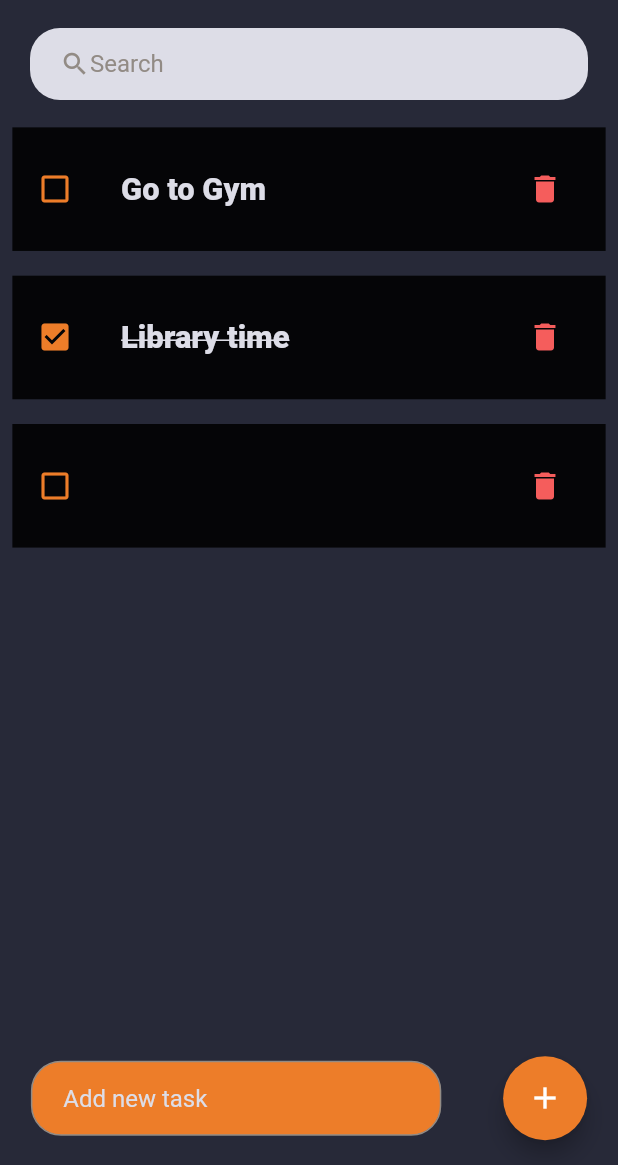
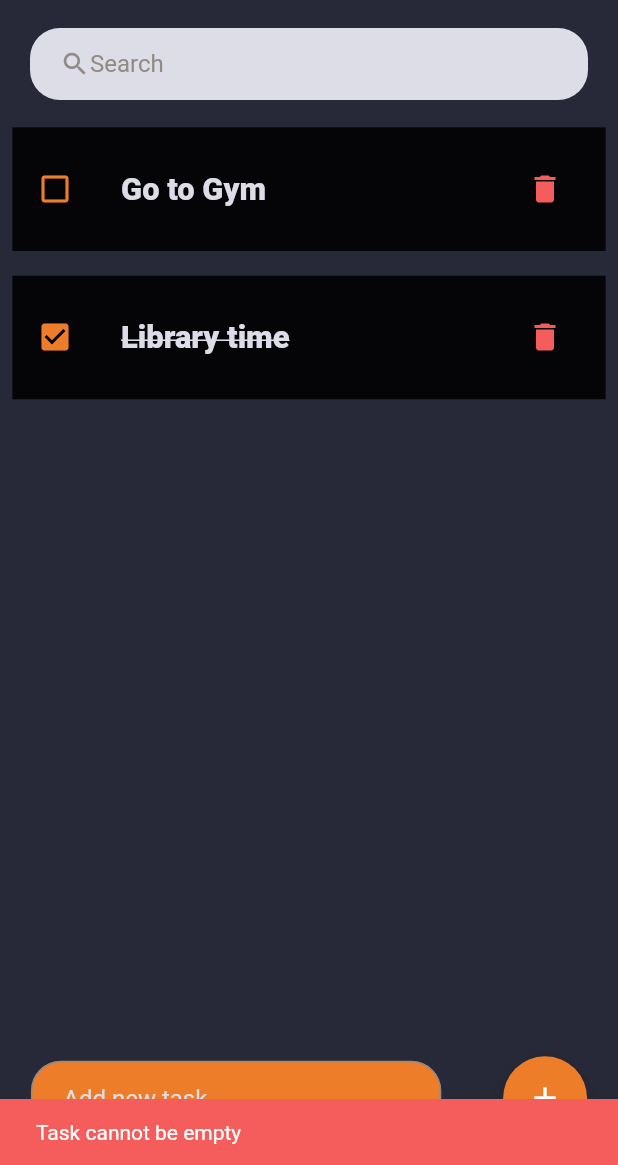
Before and after one commit to Ashish6745/task-app-with-flutter, a Flutter app: the screen it shows after launch, after a tap on the "add" icon, on a phone screen of 412 x 824 dp, the part 71-1236 px from its top. Run offline on Flutter 3.47's test engine with Material 2 defaults, Android fonts, the phone set to English and light mode, and no system bars.

Commit message:
"second commit"

```diff
--- a/lib/screens/home.dart
+++ b/lib/screens/home.dart
@@ -127,6 +127,16 @@ class _HomeState extends State<Home> {
 
   // adding new task
   void addToDoItem(String todo) {
+    if (todo.isEmpty) {
+      // Show an error message or snackbar indicating that the task cannot be empty
+      ScaffoldMessenger.of(context).showSnackBar(
+        const SnackBar(
+          content: Text('Task cannot be empty'),
+          backgroundColor: warningColor,
+        ),
+      );
+      return;
+    }
     setState(() {
       todoList.add(Todo(
         id: DateTime.now().millisecondsSinceEpoch.toString(),
@@ -134,7 +144,15 @@ class _HomeState extends State<Home> {
       ));
     });
     _todoController.clear();
+    // Show a snackbar after adding the task
+    ScaffoldMessenger.of(context).showSnackBar(
+      const SnackBar(
+        content: Text('Task added successfully!'),
+        backgroundColor: Colors.green,
+      ),
+    );
   }
+
 
   AppBar buildAppBar() {
     return AppBar(
@@ -161,7 +179,7 @@ class _HomeState extends State<Home> {
     } else {
       results = todoList
           .where((item) =>
-              item.name!.toLowerCase().contains(enteredKeyword.toLowerCase()))
+              item.name.toLowerCase().contains(enteredKeyword.toLowerCase()))
           .toList();
     }
 
```
